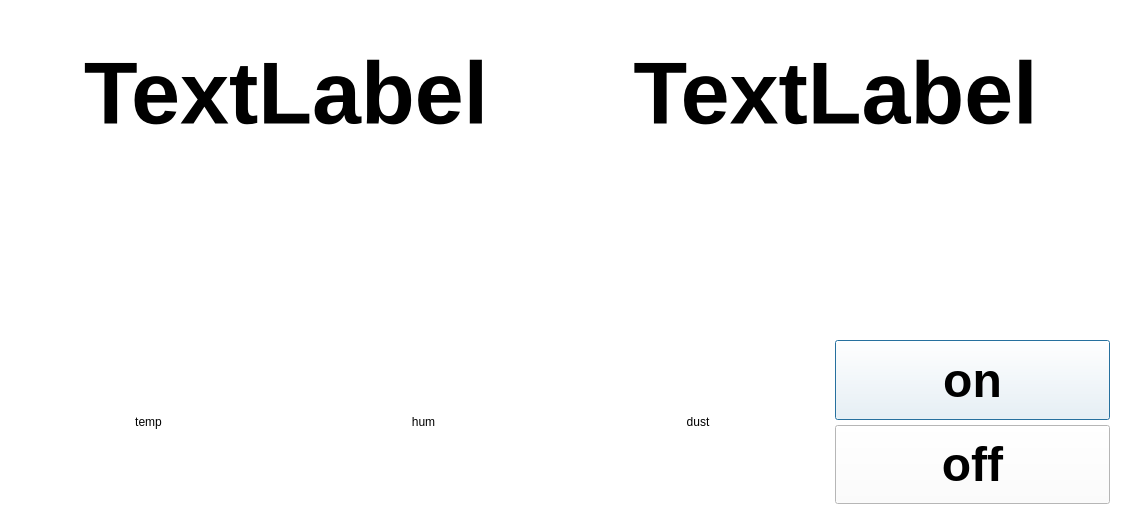
Qt form Raspberry/dialog.ui (psy1064/DJU_OSP) before a commit.
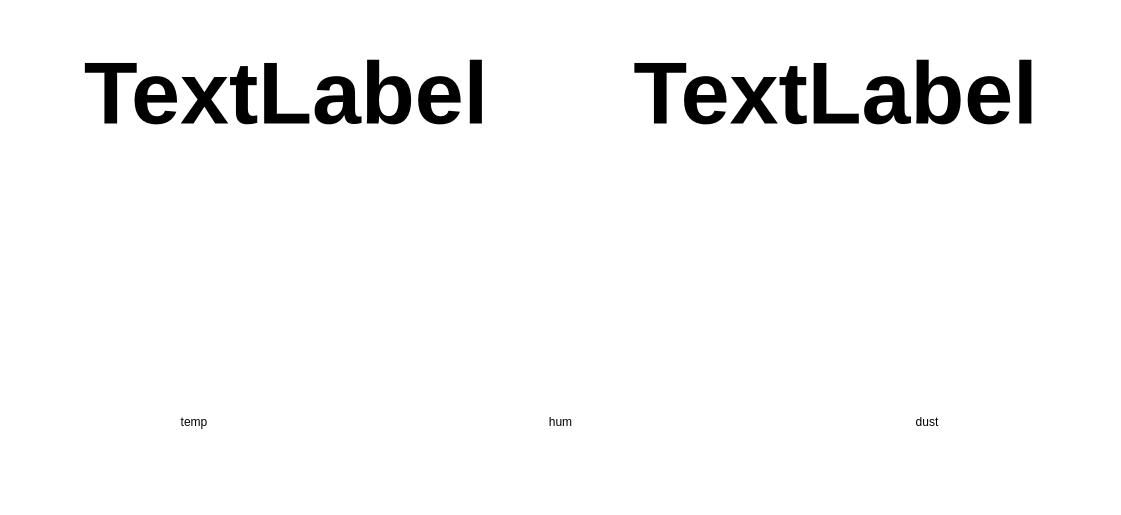
The same form after that commit.

```diff
--- a/Raspberry/dialog.ui
+++ b/Raspberry/dialog.ui
@@ -142,82 +142,6 @@
          </property>
         </widget>
        </item>
-       <item>
-        <layout class="QVBoxLayout" name="verticalLayout">
-         <property name="spacing">
-          <number>5</number>
-         </property>
-         <property name="leftMargin">
-          <number>0</number>
-         </property>
-         <property name="topMargin">
-          <number>0</number>
-         </property>
-         <property name="rightMargin">
-          <number>0</number>
-         </property>
-         <property name="bottomMargin">
-          <number>0</number>
-         </property>
-         <item>
-          <widget class="QPushButton" name="onButton">
-           <property name="sizePolicy">
-            <sizepolicy hsizetype="Minimum" vsizetype="Minimum">
-             <horstretch>0</horstretch>
-             <verstretch>0</verstretch>
-            </sizepolicy>
-           </property>
-           <property name="font">
-            <font>
-             <pointsize>36</pointsize>
-             <weight>75</weight>
-             <italic>false</italic>
-             <bold>true</bold>
-            </font>
-           </property>
-           <property name="styleSheet">
-            <string notr="true">background-color: rgb(255, 255, 255);</string>
-           </property>
-           <property name="text">
-            <string>on</string>
-           </property>
-           <property name="checkable">
-            <bool>false</bool>
-           </property>
-           <property name="checked">
-            <bool>false</bool>
-           </property>
-           <property name="autoRepeat">
-            <bool>false</bool>
-           </property>
-          </widget>
-         </item>
-         <item>
-          <widget class="QPushButton" name="offButton">
-           <property name="sizePolicy">
-            <sizepolicy hsizetype="Minimum" vsizetype="Minimum">
-             <horstretch>0</horstretch>
-             <verstretch>0</verstretch>
-            </sizepolicy>
-           </property>
-           <property name="font">
-            <font>
-             <pointsize>36</pointsize>
-             <weight>75</weight>
-             <italic>false</italic>
-             <bold>true</bold>
-            </font>
-           </property>
-           <property name="styleSheet">
-            <string notr="true">background:rgb(255,255,255)</string>
-           </property>
-           <property name="text">
-            <string>off</string>
-           </property>
-          </widget>
-         </item>
-        </layout>
-       </item>
       </layout>
      </item>
     </layout>
```
Left out of the diff: 7 changed lines with no effect on the pictures.
